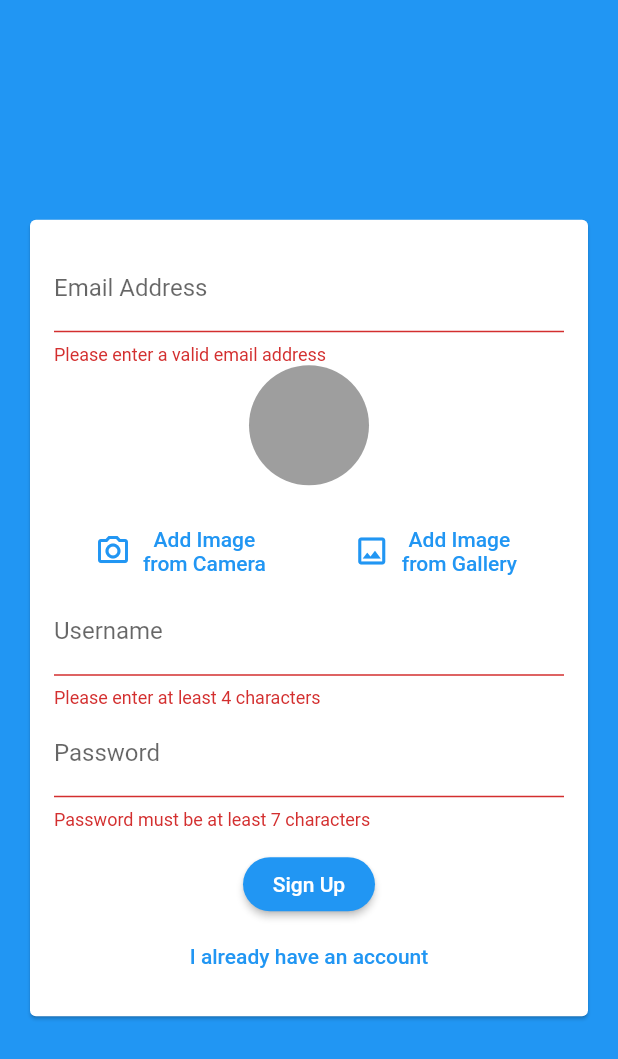
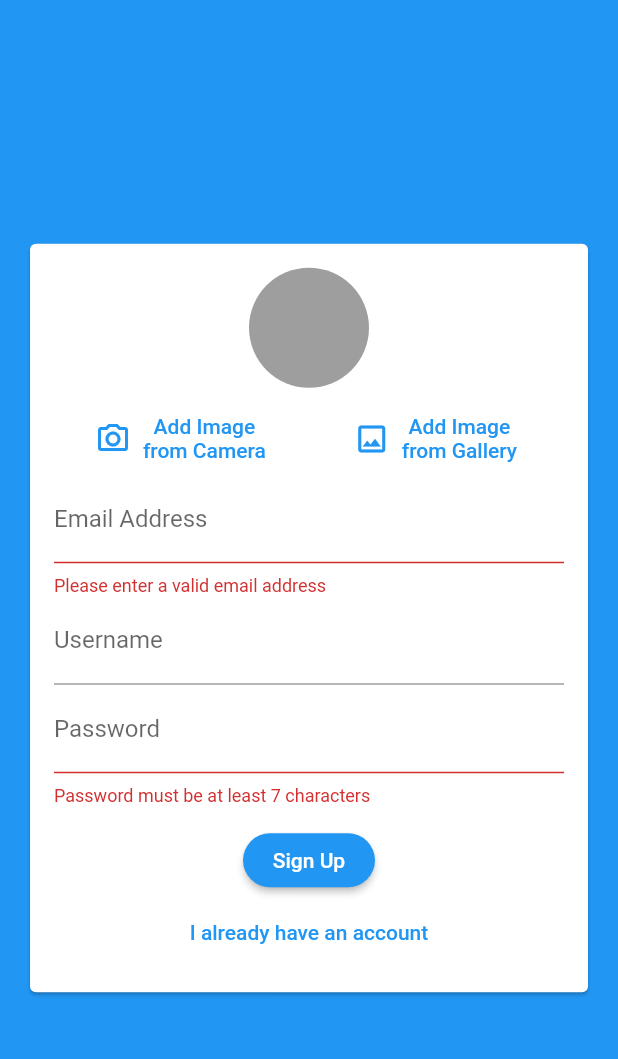
Before and after one commit to MaramAlthobity/Chat_App, a Flutter app: the screen it shows after launch, after a tap on "Login", after a tap on "Create new account", on a phone screen of 412 x 824 dp. Shown: the top 1059 px of the screen. Run offline on Flutter 3.47's test engine with Material 2 defaults, Android fonts, the phone set to English and light mode, and no system bars; our stand-ins replace cloud_firestore, firebase_auth, firebase_core, firebase_storage, image_picker; accounts and stored records are empty.

Commit message:
improve the style

```diff
--- a/lib/main.dart
+++ b/lib/main.dart
@@ -18,10 +18,10 @@ class MyApp extends StatelessWidget {
     return MaterialApp(
       title: 'Flutter Demo',
       theme: ThemeData(
-        canvasColor: Colors.black87,
+        canvasColor: Colors.green,
         primarySwatch: Colors.blue,
         backgroundColor: Colors.blue,
-        accentColor: Colors.deepPurple,
+        accentColor: Colors.purple,
         accentColorBrightness: Brightness.dark,
         buttonTheme: ButtonTheme.of(context).copyWith(
           buttonColor: Colors.blue,
--- a/lib/screens/chat_screen.dart
+++ b/lib/screens/chat_screen.dart
@@ -21,9 +21,9 @@ class ChatScreen extends StatelessWidget {
                 DropdownMenuItem(
                   child: Row(
                     children: [
-                      Icon(Icons.exit_to_app, color: Colors.white),
+                      Icon(Icons.exit_to_app, color: Colors.black),
                       SizedBox(width: 8),
-                      Text('Logout', style: TextStyle(color: Colors.white)),
+                      Text('Logout', style: TextStyle(color: Colors.black)),
                     ],
                   ),
                   value: 'logout',
@@ -37,6 +37,7 @@ class ChatScreen extends StatelessWidget {
         ],
       ),
       body: Container(
+        color: Colors.white,
         child: Column(
           children: [
             Expanded(
--- a/lib/screens/splash_screen.dart
+++ b/lib/screens/splash_screen.dart
@@ -9,7 +9,7 @@ class SplashScreen extends StatelessWidget {
       body: Center(
         child: Text(
           'Loading...',
-          style: TextStyle(color: Colors.white, fontWeight: FontWeight.bold),
+          style: TextStyle(color: Colors.black, fontWeight: FontWeight.bold),
         ),
       ),
     );
--- a/lib/widgets/auth/Auth_form.dart
+++ b/lib/widgets/auth/Auth_form.dart
@@ -1,35 +1,35 @@
 import 'dart:io';
-import 'package:chat_app/widgets/pickers/user_image_picker.dart';
-import 'package:flutter/cupertino.dart';
+import '../pickers/user_image_picker.dart';
 import 'package:flutter/material.dart';
 
 class AuthForm extends StatefulWidget {
-  final void Function(String email, String password, String username, File image,
-      bool isLogin, BuildContext ctx) submitFn;
-  final bool  isLoading;
+  final void Function(String email, String password, String username,
+      File image, bool isLogin, BuildContext ctx) submitFn;
+  final bool isLoading;
+
   AuthForm(this.submitFn, this.isLoading);
+
   @override
   _AuthFormState createState() => _AuthFormState();
 }
 
 class _AuthFormState extends State<AuthForm> {
-  final _foreKey = GlobalKey<FormState>();
+  final _formKey = GlobalKey<FormState>();
   bool _isLogin = true;
   String _email = "";
-  String _password="";
+  String _password = "";
   String _username = "";
   File _userImageFile;
 
-  void _pickedImage(File pickedImage){
+  void _pickedImage(File pickedImage) {
     _userImageFile = pickedImage;
   }
 
-  void _submit(){
-    final isValid = _foreKey.currentState.validate();
+  void _submit() {
+    final isValid = _formKey.currentState.validate();
     FocusScope.of(context).unfocus();
 
-
-    if(!_isLogin && _userImageFile == null){
+    if (!_isLogin && _userImageFile == null) {
       Scaffold.of(context).showSnackBar(SnackBar(
         content: Text("Please pick an image."),
         backgroundColor: Theme.of(context).errorColor,
@@ -37,12 +37,13 @@ class _AuthFormState extends State<AuthForm> {
       return;
     }
 
-    if(isValid){
-      _foreKey.currentState.save();
-      widget.submitFn(_email.trim(), _password.trim(), _username.trim(), _userImageFile,_isLogin, context);
-
+    if (isValid) {
+      _formKey.currentState.save();
+      widget.submitFn(_email.trim(), _password.trim(), _username.trim(),
+          _userImageFile, _isLogin, context);
     }
   }
+
   @override
   Widget build(BuildContext context) {
     return Center(
@@ -51,17 +52,18 @@ class _AuthFormState extends State<AuthForm> {
         child: SingleChildScrollView(
           padding: EdgeInsets.all(16),
           child: Form(
-            key: _foreKey,
+            key: _formKey,
             child: Column(
               mainAxisSize: MainAxisSize.min,
               children: [
+                if (!_isLogin) UserImagePicker(_pickedImage),
                 TextFormField(
-                  autocorrect: true,
+                  autocorrect: false,
                   enableSuggestions: false,
-                  textCapitalization: TextCapitalization.words,
+                  textCapitalization: TextCapitalization.none,
                   key: ValueKey('email'),
-                  validator: (val){
-                    if(val.isEmpty || !val.contains('@')){
+                  validator: (val) {
+                    if (val.isEmpty || !val.contains('@')) {
                       return "Please enter a valid email address";
                     }
                     return null;
@@ -70,47 +72,49 @@ class _AuthFormState extends State<AuthForm> {
                   keyboardType: TextInputType.emailAddress,
                   decoration: InputDecoration(labelText: "Email Address"),
                 ),
-                if(!_isLogin) UserImagePicker(_pickedImage),
+                if (!_isLogin)
                   TextFormField(
+                    autocorrect: true,
+                    enableSuggestions: false,
+                    textCapitalization: TextCapitalization.words,
                     key: ValueKey('username'),
-                    validator: (val){
-                      if (val.isEmpty || val.length <4){
+                    validator: (val) {
+                      if (val.isEmpty || val.length < 4) {
                         return "Please enter at least 4 characters";
                       }
                       return null;
                     },
-                    onSaved: (val) => _username =val,
+                    onSaved: (val) => _username = val,
                     decoration: InputDecoration(labelText: "Username"),
                   ),
                 TextFormField(
                   key: ValueKey('password'),
-                  validator: (val){
-                    if (val.isEmpty || val.length <7){
+                  validator: (val) {
+                    if (val.isEmpty || val.length < 7) {
                       return "Password must be at least 7 characters";
                     }
                     return null;
                   },
-                  onSaved: (val) => _password =val,
+                  onSaved: (val) => _password = val,
                   decoration: InputDecoration(labelText: "Password"),
                   obscureText: true,
                 ),
                 SizedBox(height: 12),
-                if(widget.isLoading)
-                  CircularProgressIndicator(),
-                if(!widget.isLoading)
+                if (widget.isLoading) CircularProgressIndicator(),
+                if (!widget.isLoading)
                   RaisedButton(
-                  child: Text(_isLogin ? 'Login': 'Sign Up'),
+                    child: Text(_isLogin ? 'Login' : 'Sign Up'),
                     onPressed: _submit,
                   ),
-                if(!widget.isLoading)
+                if (!widget.isLoading)
                   FlatButton(
                     textColor: Theme.of(context).primaryColor,
                     child: Text(_isLogin
                         ? 'Create new account'
-                      :'I already have an account'),
-                  onPressed:(){
+                        : 'I already have an account'),
+                    onPressed: () {
                       setState(() {
-                      _isLogin = ! _isLogin;
+                        _isLogin = !_isLogin;
                       });
                     },
                   ),
--- a/lib/widgets/chat/message_bubble.dart
+++ b/lib/widgets/chat/message_bubble.dart
@@ -1,5 +1,4 @@
 import 'package:flutter/material.dart';
-
 class MessageBubble extends StatelessWidget {
   MessageBubble(this.message, this.userName, this.userImage, this.isMe,
       {this.key});
@@ -21,7 +20,7 @@ class MessageBubble extends StatelessWidget {
           children: <Widget>[
             Container(
               decoration: BoxDecoration(
-                color: !isMe ? Colors.grey[300] : Theme.of(context).accentColor,
+                color: !isMe ? Colors.grey[400] : Theme.of(context).accentColor,
                 borderRadius: BorderRadius.only(
                   topLeft: Radius.circular(14),
                   topRight: Radius.circular(14),
--- a/lib/widgets/chat/new_messages.dart
+++ b/lib/widgets/chat/new_messages.dart
@@ -40,7 +40,7 @@ class _NewMessagesState extends State<NewMessages> {
         children: [
           Expanded(
             child: TextField(
-              style: TextStyle(color: Colors.white),
+              style: TextStyle(color: Colors.black),
               cursorColor: Theme.of(context).primaryColor,
               autocorrect: true,
               enableSuggestions: true,
@@ -62,7 +62,7 @@ class _NewMessagesState extends State<NewMessages> {
           ),
           IconButton(
             color: Theme.of(context).primaryColor,
-            disabledColor: Colors.white,
+            disabledColor: Colors.black,
             icon: Icon(Icons.send),
             onPressed: _enteredMessage.trim().isEmpty ? null : _sendMessage,
           ),
--- a/lib/widgets/pickers/user_image_picker.dart
+++ b/lib/widgets/pickers/user_image_picker.dart
@@ -7,6 +7,7 @@ class UserImagePicker extends StatefulWidget {
   final void Function(File pickedImage) imagePickFn;
 
   UserImagePicker(this.imagePickFn);
+
   @override
   _UserImagePickerState createState() => _UserImagePickerState();
 }
@@ -15,19 +16,20 @@ class _UserImagePickerState extends State<UserImagePicker> {
   File _pickedImage;
   final ImagePicker _picker = ImagePicker();
 
-  void _pickImage(ImageSource src)async{
-    final pickedImageFile = await _picker.getImage(source: src, imageQuality: 50, maxWidth: 150, );
+  void _pickImage(ImageSource src) async {
+    final pickedImageFile =
+    await _picker.getImage(source: src, imageQuality: 50, maxWidth: 150);
 
-    if(pickedImageFile != null){
+    if (pickedImageFile != null) {
       setState(() {
         _pickedImage = File(pickedImageFile.path);
       });
       widget.imagePickFn(_pickedImage);
-    }else{
-      print("No Image selected");
+    } else {
+      print("No Image Selected");
     }
+  }
 
-  }
   @override
   Widget build(BuildContext context) {
     return Column(
@@ -35,9 +37,10 @@ class _UserImagePickerState extends State<UserImagePicker> {
         CircleAvatar(
           radius: 40,
           backgroundColor: Colors.grey,
-          backgroundImage: _pickedImage != null ? FileImage(_pickedImage) : null
+          backgroundImage:
+          _pickedImage != null ? FileImage(_pickedImage) : null,
         ),
-        SizedBox(height: 20),
+        SizedBox(height: 10),
         Row(
           mainAxisAlignment: MainAxisAlignment.spaceAround,
           children: [
@@ -45,18 +48,18 @@ class _UserImagePickerState extends State<UserImagePicker> {
               textColor: Theme.of(context).primaryColor,
               onPressed: () => _pickImage(ImageSource.camera),
               icon: Icon(Icons.photo_camera_outlined),
-              label: Text('Add Image\nfrom Camera', textAlign: TextAlign.center),
+              label:
+              Text('Add Image\nfrom Camera', textAlign: TextAlign.center),
             ),
             FlatButton.icon(
               textColor: Theme.of(context).primaryColor,
-              onPressed: ()=> _pickImage(ImageSource.gallery),
+              onPressed: () => _pickImage(ImageSource.gallery),
               icon: Icon(Icons.image_outlined),
-              label: Text('Add Image\nfrom Gallery', textAlign: TextAlign.center),
-
+              label:
+              Text('Add Image\nfrom Gallery', textAlign: TextAlign.center),
             ),
           ],
         ),
-
       ],
     );
   }
```
Also changed, not shown: 1 other file. Lines whose indentation alone changed are shown as unchanged.
